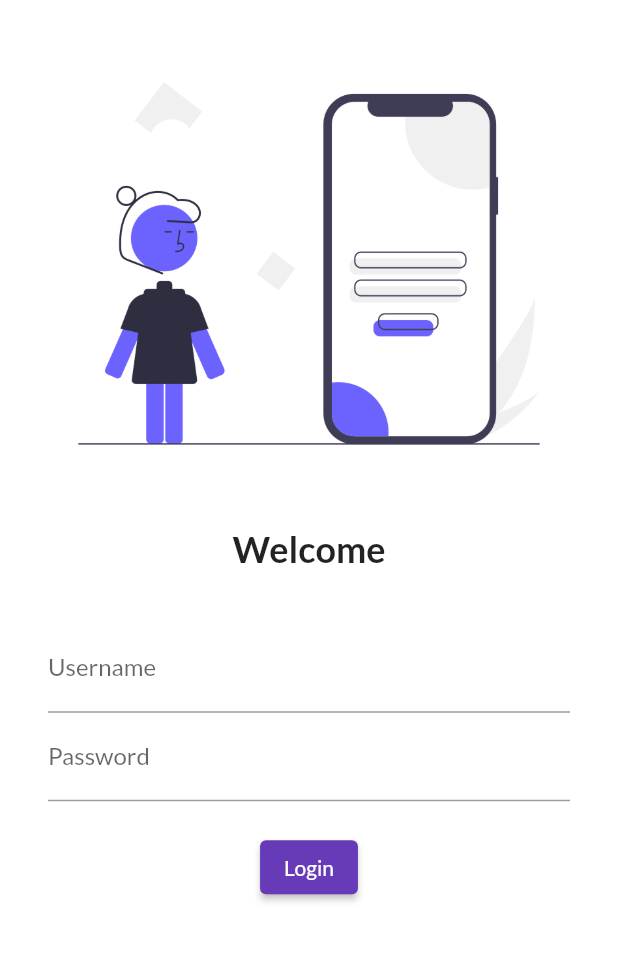
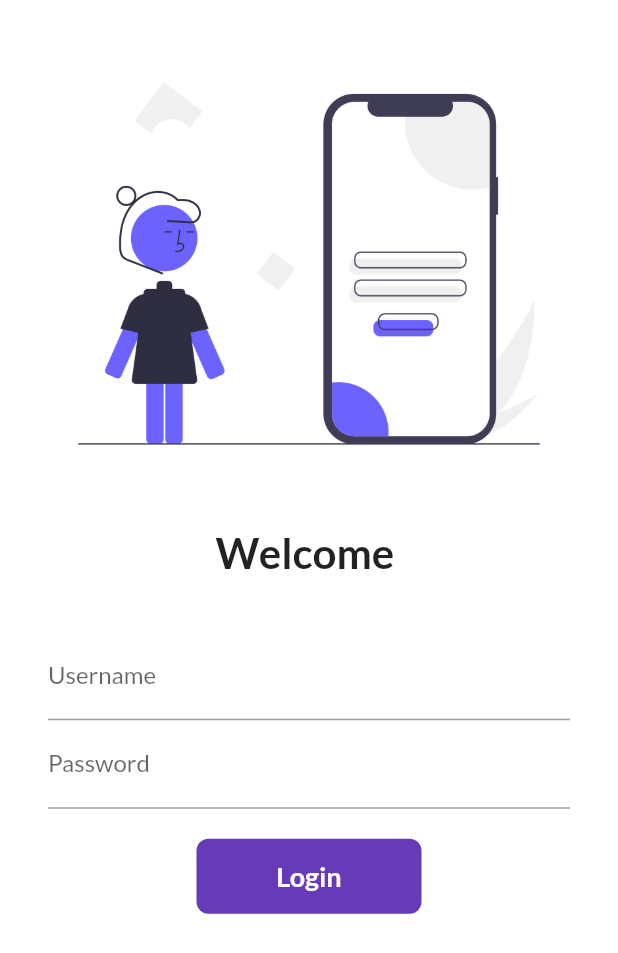
Before and after one commit to azverndias09/Flutter_Studio_App, a Flutter app: the screen it shows after launch, on a phone screen of 412 x 824 dp. Shown: the top 953 px of the screen. Run offline on Flutter 3.47's test engine with Material 2 defaults, Android fonts, the light colour scheme and no system bars; our stand-ins replace google_fonts.

Commit message:
added login animation

```diff
--- a/lib/main.dart
+++ b/lib/main.dart
@@ -2,6 +2,7 @@
 import 'package:google_fonts/google_fonts.dart';
 import 'package:gram_clone/pages/home_page.dart';
 import 'package:gram_clone/pages/login_page.dart';
+import 'package:gram_clone/utils/routes.dart';
 
 void main() {
   runApp(MyApp());
@@ -27,8 +28,8 @@
       ),
       routes: {
         "/": (context) => LoginPage(),
-        "/home": (context) => HomePage(),
-        "/login": (context) => HomePage(),
+        MyRoutes.homeRoute: (context) => HomePage(),
+        MyRoutes.loginRoute: (context) => LoginPage(),
       },
     );
   }
--- a/lib/pages/login_page.dart
+++ b/lib/pages/login_page.dart
@@ -1,10 +1,21 @@
+// ignore_for_file: prefer_const_constructors
+
 import 'package:flutter/material.dart';
+import 'package:gram_clone/utils/routes.dart';
 
-class LoginPage extends StatelessWidget {
+class LoginPage extends StatefulWidget {
+  @override
+  State<LoginPage> createState() => _LoginPageState();
+}
+
+class _LoginPageState extends State<LoginPage> {
+  String name = "";
+  bool changedButton = false;
   @override
   Widget build(BuildContext context) {
     return Material(
         color: Colors.white,
+        child: SingleChildScrollView(
           child: Column(
             children: [
               SizedBox(
@@ -18,9 +29,9 @@
                 height: 20.0,
               ),
               Text(
-              "Welcome",
+                "Welcome $name",
                 style: TextStyle(
-                fontSize: 24,
+                  fontSize: 28,
                   fontWeight: FontWeight.bold,
                 ),
               ),
@@ -28,8 +39,8 @@
                 height: 20.0,
               ),
               Padding(
-              padding:
-                  const EdgeInsets.symmetric(horizontal: 32.0, vertical: 16.0),
+                padding: const EdgeInsets.symmetric(
+                    horizontal: 32.0, vertical: 16.0),
                 child: Column(
                   children: [
                     TextFormField(
@@ -37,6 +48,10 @@
                         hintText: "Enter Username",
                         labelText: "Username",
                       ),
+                      onChanged: (value) {
+                        name = value;
+                        setState(() {});
+                      },
                     ),
                     TextFormField(
                       obscureText: true,
@@ -48,17 +63,59 @@
                     SizedBox(
                       height: 20.0,
                     ),
-                  ElevatedButton(
-                    onPressed: () {
-                      print("Hi User!");
+
+                    InkWell(
+                      onTap: () async {
+                        setState(() {
+                          changedButton = true;
+                        });
+
+                        await Future.delayed(Duration(seconds: 1));
+
+                        Navigator.pushNamed(context, MyRoutes.homeRoute);
                       },
-                    child: Text("Login"),
-                    style: TextButton.styleFrom(),
+                      child: AnimatedContainer(
+                        duration: Duration(seconds: 1),
+                        height: 50,
+                        width: changedButton ? 50 : 150,
+                        alignment: Alignment.center,
+                        child: changedButton
+                            ? Icon(
+                                Icons.done,
+                                color: Colors.white,
+                              )
+                            : Text(
+                                "Login",
+                                style: TextStyle(
+                                  color: Colors.white,
+                                  fontWeight: FontWeight.bold,
+                                  fontSize: 18,
                                 ),
+                              ),
+                        decoration: BoxDecoration(
+                            color: Colors.deepPurple,
+                            // shape: changedButton
+                            //     // ? BoxShape.circle
+                            //     // : BoxShape.rectangle,
+                            borderRadius:
+                                BorderRadius.circular(changedButton ? 50 : 8)),
+                      ),
+                    ),
+
+                    // ElevatedButton(
+                    //   onPressed: () {
+                    //
+                    //   },
+                    //   child: Text("Login"),
+                    //   style: TextButton.styleFrom(
+                    //     minimumSize: Size(100, 40),
+                    //   ),
+                    // ),
                   ],
                 ),
               ),
             ],
+          ),
         ));
   }
 }
--- /dev/null
+++ b/lib/utils/routes.dart
@@ -0,0 +1,5 @@
+class MyRoutes {
+  static String loginRoute = "/login";
+
+  static String homeRoute = "/home";
+}
```
Lines whose indentation alone changed are shown as unchanged.
